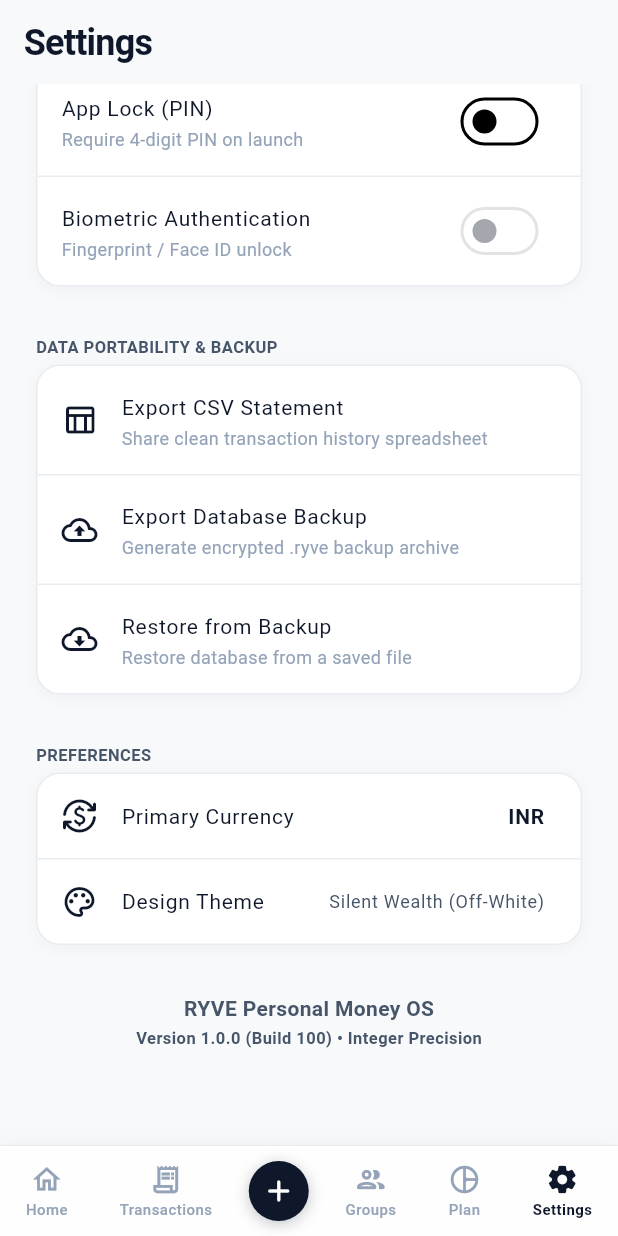
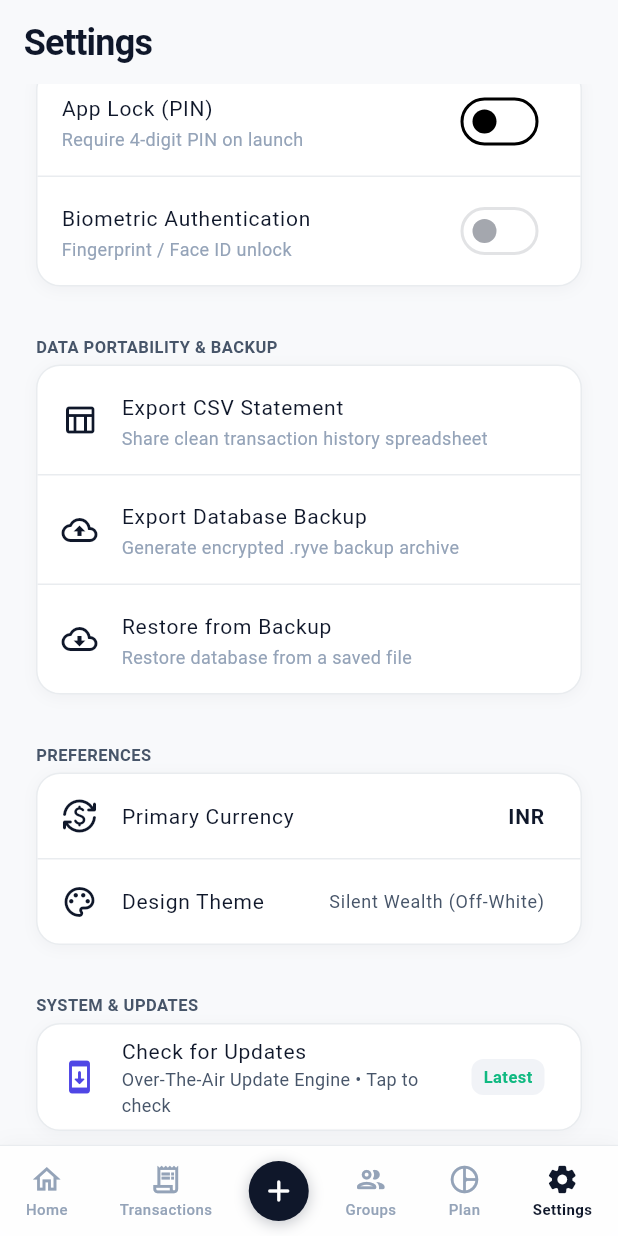
Before and after one commit to shrey2250/Ryve, a Flutter app: the screen it shows after launch, item 6 of the bottom bar chosen, scrolled down 56 dp, on a phone screen of 412 x 824 dp. Run offline on Flutter 3.47's test engine with Material 3 defaults, Android fonts, the phone set to English and light mode, and no system bars; our stand-ins replace equatable, file_picker, flutter_riverpod, flutter_secure_storage, go_router, local_auth and 4 more; missing offline and left inert: shorebird_code_push; accounts and stored records are empty; network calls fail; Roboto replaces fonts that are missing (SF Pro Display).

Commit message:
feat: implement in-app update dialog with release notes and Settings update checker

```diff
--- a/lib/features/settings/settings_screen.dart
+++ b/lib/features/settings/settings_screen.dart
@@ -7,9 +7,11 @@ import '../../core/providers/settings_providers.dart';
 import '../../core/providers/transaction_providers.dart';
 import '../../core/services/backup_restore_service.dart';
 import '../../core/services/csv_export_service.dart';
+import '../../core/services/update_service.dart';
 import '../../core/theme/app_colors.dart';
 import '../../core/theme/app_spacing.dart';
 import '../../core/theme/app_typography.dart';
+import '../../presentation/widgets/update_dialog.dart';
 import 'pin_setup_dialog.dart';
 
 /// Settings Screen - App Lock, Backup/Restore, CSV Export, Theme, and Currency preferences.
@@ -289,13 +291,80 @@ class _SettingsScreenState extends ConsumerState<SettingsScreen> {
           ),
           const SizedBox(height: AppSpacing.xl),
 
+          // System & Updates Section
+          const Text('SYSTEM & UPDATES', style: AppTypography.caption),
+          const SizedBox(height: AppSpacing.xs),
+          Container(
+            decoration: BoxDecoration(
+              color: AppColors.surface,
+              borderRadius: BorderRadius.circular(AppSpacing.radiusLg),
+              border: Border.all(color: AppColors.borderSubtle),
+              boxShadow: AppColors.shadowSm,
+            ),
+            child: Consumer(
+              builder: (context, ref, _) {
+                final updateState = ref.watch(updateServiceProvider);
+                final patchNumber = updateState.currentPatchNumber;
+                final isChecking = updateState.state == UpdateCheckState.checking;
+
+                return ListTile(
+                  leading: isChecking
+                      ? const SizedBox(
+                          width: 20,
+                          height: 20,
+                          child: CircularProgressIndicator(strokeWidth: 2, color: AppColors.primary),
+                        )
+                      : const Icon(Icons.system_update_rounded, color: AppColors.primary),
+                  title: const Text('Check for Updates', style: AppTypography.bodyMedium),
+                  subtitle: Text(
+                    patchNumber != null
+                        ? 'v1.0.0 (Patch #$patchNumber) • Tap to check'
+                        : 'Over-The-Air Update Engine • Tap to check',
+                    style: AppTypography.bodySmall.copyWith(color: AppColors.textSecondary),
+                  ),
+                  trailing: Container(
+                    padding: const EdgeInsets.symmetric(horizontal: 8, vertical: 4),
+                    decoration: BoxDecoration(
+                      color: updateState.hasUpdate ? AppColors.expense.withValues(alpha: 0.1) : AppColors.surfaceElevated,
+                      borderRadius: BorderRadius.circular(AppSpacing.radiusSm),
+                    ),
+                    child: Text(
+                      updateState.hasUpdate ? 'Update Available' : 'Latest',
+                      style: AppTypography.caption.copyWith(
+                        color: updateState.hasUpdate ? AppColors.expense : AppColors.income,
+                        fontWeight: FontWeight.bold,
+                      ),
+                    ),
+                  ),
+                  onTap: () async {
+                    HapticFeedback.lightImpact();
+                    final hasUpdate = await ref.read(updateServiceProvider.notifier).checkForUpdates(isManual: true);
+                    if (context.mounted) {
+                      if (hasUpdate) {
+                        showUpdateDialog(context, ref: ref);
+                      } else {
+                        ScaffoldMessenger.of(context).showSnackBar(
+                          const SnackBar(
+                            content: Text("You're on the latest version of RYVE!"),
+                            duration: Duration(seconds: 2),
+                          ),
+                        );
+                      }
+                    }
+                  },
+                );
+              },
+            ),
+          ),
+          const SizedBox(height: AppSpacing.xl),
+
           // About Section
           Center(
             child: Column(
               children: [
                 Text('RYVE Personal Money OS', style: AppTypography.bodyMedium.copyWith(color: AppColors.textSecondary, fontWeight: FontWeight.bold)),
                 const SizedBox(height: 2),
-                const Text('Version 1.0.0 (Build 100) • Integer Precision', style: AppTypography.caption),
+                const Text('Version 1.0.0 • Shorebird CodePush Active', style: AppTypography.caption),
               ],
             ),
           ),
--- a/pubspec.yaml
+++ b/pubspec.yaml
@@ -45,6 +45,10 @@ dependencies:
   file_picker: ^8.1.2
   permission_handler: ^11.3.1
 
+  # Over-The-Air Updates & Networking
+  shorebird_code_push: ^2.0.0
+  http: ^1.2.1
+
 dev_dependencies:
   flutter_test:
     sdk: flutter
--- /dev/null
+++ b/version.json
@@ -0,0 +1,7 @@
+{
+  "version": "1.0.1",
+  "buildNumber": 2,
+  "title": "Online Mode & Stability Update",
+  "releaseNotes": "• Added Online account option alongside Cash\n• Seamless background over-the-air updates\n• Database startup resilience & performance enhancements\n• Polished UI micro-interactions",
+  "forceUpdate": false
+}
```
Also changed, not shown: lib/core/services/update_service.dart (added, +152 -0 lines), lib/features/home/home_screen.dart (+21 -2 lines), lib/presentation/widgets/update_dialog.dart (added, +219 -0 lines), pubspec.lock.
